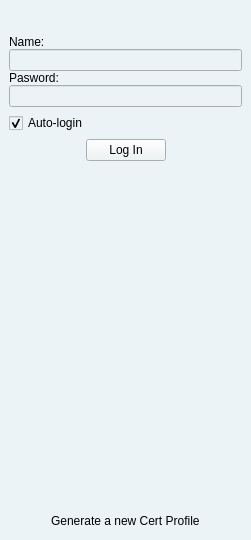
Qt form rs-Qt-gui/src/gui/StartDialog.ui (autoscatto/retroshare) before a commit.
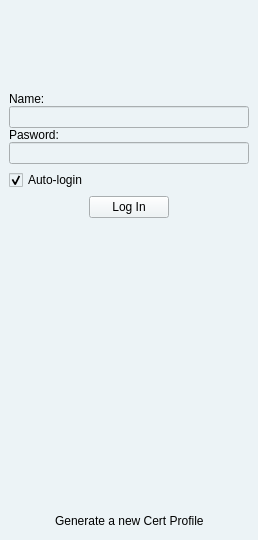
The same form after that commit. Icons and pictures are not drawn.

Diff of the .ui file:
```diff
--- a/rs-Qt-gui/src/gui/StartDialog.ui
+++ b/rs-Qt-gui/src/gui/StartDialog.ui
@@ -5,7 +5,7 @@
    <rect>
     <x>0</x>
     <y>0</y>
-    <width>251</width>
+    <width>258</width>
     <height>540</height>
    </rect>
   </property>
@@ -449,62 +449,6 @@
     <property name="spacing" >
      <number>6</number>
     </property>
-    <item row="5" column="0" >
-     <layout class="QGridLayout" >
-      <property name="margin" >
-       <number>0</number>
-      </property>
-      <property name="spacing" >
-       <number>6</number>
-      </property>
-      <item row="0" column="0" >
-       <spacer>
-        <property name="orientation" >
-         <enum>Qt::Horizontal</enum>
-        </property>
-        <property name="sizeHint" >
-         <size>
-          <width>31</width>
-          <height>20</height>
-         </size>
-        </property>
-       </spacer>
-      </item>
-      <item row="0" column="2" >
-       <spacer>
-        <property name="orientation" >
-         <enum>Qt::Horizontal</enum>
-        </property>
-        <property name="sizeHint" >
-         <size>
-          <width>40</width>
-          <height>20</height>
-         </size>
-        </property>
-       </spacer>
-      </item>
-      <item row="0" column="1" >
-       <widget class="QLabel" name="createNewAccountLabel" >
-        <property name="text" >
-         <string>Generate a new Cert Profile</string>
-        </property>
-       </widget>
-      </item>
-     </layout>
-    </item>
-    <item row="4" column="0" >
-     <spacer>
-      <property name="orientation" >
-       <enum>Qt::Vertical</enum>
-      </property>
-      <property name="sizeHint" >
-       <size>
-        <width>20</width>
-        <height>40</height>
-       </size>
-      </property>
-     </spacer>
-    </item>
     <item row="0" column="0" >
      <layout class="QGridLayout" >
       <property name="margin" >
@@ -513,13 +457,42 @@
       <property name="spacing" >
        <number>6</number>
       </property>
+      <item row="0" column="0" >
+       <spacer>
+        <property name="orientation" >
+         <enum>Qt::Horizontal</enum>
+        </property>
+        <property name="sizeHint" >
+         <size>
+          <width>40</width>
+          <height>20</height>
+         </size>
+        </property>
+       </spacer>
+      </item>
       <item row="0" column="1" >
-       <widget class="QLabel" name="label" >
+       <widget class="QToolButton" name="toolButton" >
+        <property name="styleSheet" >
+         <string>QToolButton{
+border-image: url(:/images/mystatus_bg.png);
+background-image: url(:/images/amsn.png);
+}
+</string>
+        </property>
         <property name="text" >
          <string/>
         </property>
-        <property name="pixmap" >
-         <pixmap resource="images.qrc" >:/images/amsn.png</pixmap>
+        <property name="icon" >
+         <iconset resource="images.qrc" >:/images/amsn.png</iconset>
+        </property>
+        <property name="iconSize" >
+         <size>
+          <width>70</width>
+          <height>70</height>
+         </size>
+        </property>
+        <property name="autoRaise" >
+         <bool>true</bool>
         </property>
        </widget>
       </item>
@@ -531,6 +504,39 @@
         <property name="sizeHint" >
          <size>
           <width>40</width>
+          <height>20</height>
+         </size>
+        </property>
+       </spacer>
+      </item>
+     </layout>
+    </item>
+    <item row="2" column="0" >
+     <widget class="QCheckBox" name="autoBox" >
+      <property name="text" >
+       <string>Auto-login</string>
+      </property>
+      <property name="checked" >
+       <bool>true</bool>
+      </property>
+     </widget>
+    </item>
+    <item row="3" column="0" >
+     <layout class="QGridLayout" >
+      <property name="margin" >
+       <number>0</number>
+      </property>
+      <property name="spacing" >
+       <number>6</number>
+      </property>
+      <item row="0" column="2" >
+       <spacer>
+        <property name="orientation" >
+         <enum>Qt::Horizontal</enum>
+        </property>
+        <property name="sizeHint" >
+         <size>
+          <width>71</width>
           <height>20</height>
          </size>
         </property>
@@ -543,12 +549,19 @@
         </property>
         <property name="sizeHint" >
          <size>
-          <width>40</width>
+          <width>61</width>
           <height>20</height>
          </size>
         </property>
        </spacer>
       </item>
+      <item row="0" column="1" >
+       <widget class="QPushButton" name="loadButton" >
+        <property name="text" >
+         <string>Log In</string>
+        </property>
+       </widget>
+      </item>
      </layout>
     </item>
     <item row="1" column="0" >
@@ -604,7 +617,20 @@
       </item>
      </layout>
     </item>
-    <item row="3" column="0" >
+    <item row="4" column="0" >
+     <spacer>
+      <property name="orientation" >
+       <enum>Qt::Vertical</enum>
+      </property>
+      <property name="sizeHint" >
+       <size>
+        <width>20</width>
+        <height>40</height>
+       </size>
+      </property>
+     </spacer>
+    </item>
+    <item row="5" column="0" >
      <layout class="QGridLayout" >
       <property name="margin" >
        <number>0</number>
@@ -612,19 +638,6 @@
       <property name="spacing" >
        <number>6</number>
       </property>
-      <item row="0" column="2" >
-       <spacer>
-        <property name="orientation" >
-         <enum>Qt::Horizontal</enum>
-        </property>
-        <property name="sizeHint" >
-         <size>
-          <width>71</width>
-          <height>20</height>
-         </size>
-        </property>
-       </spacer>
-      </item>
       <item row="0" column="0" >
        <spacer>
         <property name="orientation" >
@@ -632,16 +645,29 @@
         </property>
         <property name="sizeHint" >
          <size>
-          <width>61</width>
+          <width>31</width>
+          <height>20</height>
+         </size>
+        </property>
+       </spacer>
+      </item>
+      <item row="0" column="2" >
+       <spacer>
+        <property name="orientation" >
+         <enum>Qt::Horizontal</enum>
+        </property>
+        <property name="sizeHint" >
+         <size>
+          <width>40</width>
           <height>20</height>
          </size>
         </property>
        </spacer>
       </item>
       <item row="0" column="1" >
-       <widget class="QPushButton" name="loadButton" >
+       <widget class="QLabel" name="createNewAccountLabel" >
         <property name="text" >
-         <string>Log In</string>
+         <string>Generate a new Cert Profile</string>
         </property>
        </widget>
       </item>
```
Left out of the diff: 10 changed lines with no effect on the pictures.
